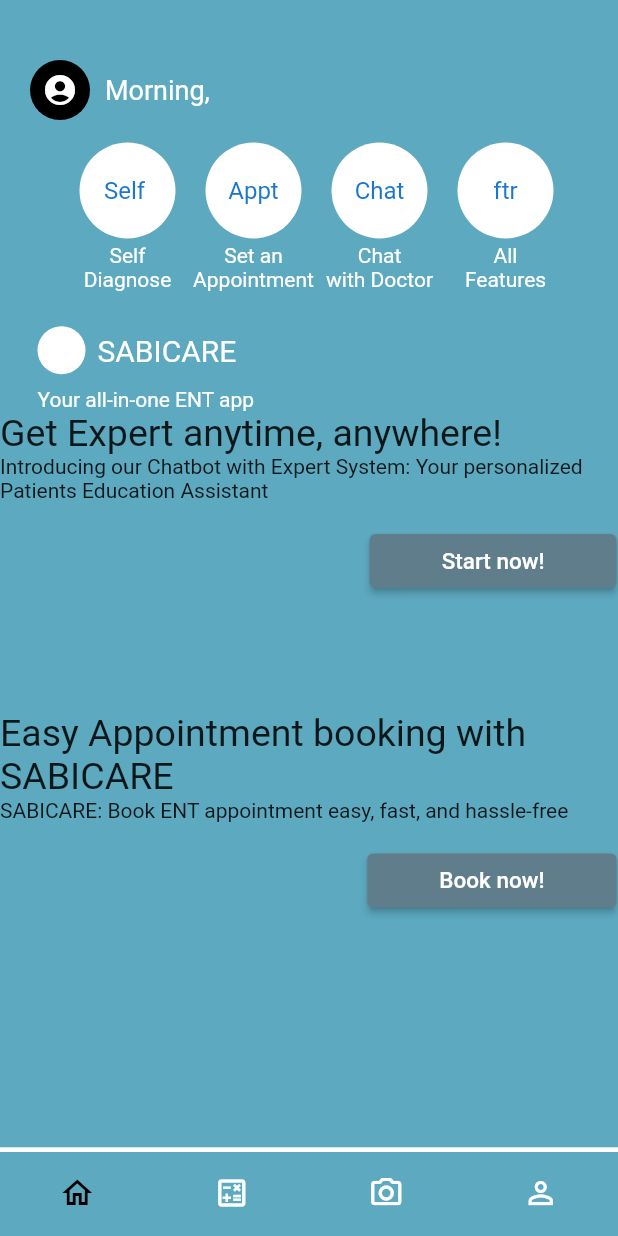
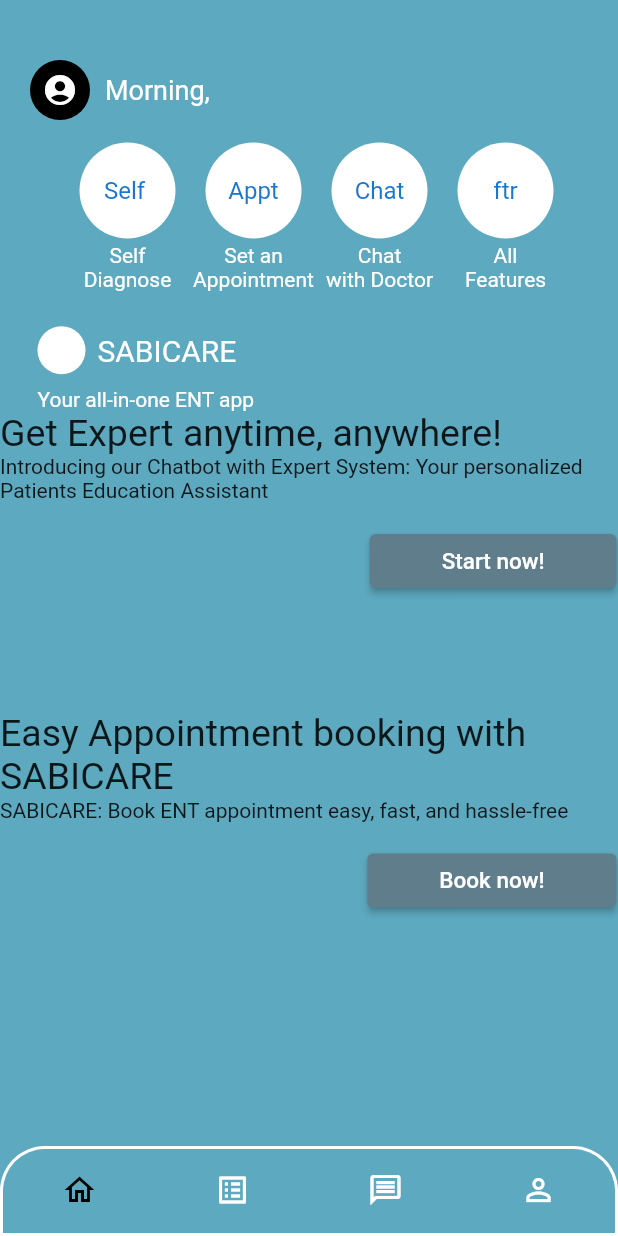
Before and after one commit to akatokurojp/SabiCare, a Flutter app: the screen it shows after launch, on a phone screen of 412 x 824 dp. Run offline on Flutter 3.47's test engine with Material 2 defaults, Android fonts, the phone set to English and light mode, and no system bars; our stand-ins replace cloud_firestore, firebase_auth, firebase_core, get, google_fonts, local_auth and 2 more; missing offline and left inert: lit_ui_kit; accounts and stored records are empty; Roboto replaces fonts that are missing (quicksand).

Commit message:
Bottom Page FIxed Hooray

```diff
--- a/lib/bottom.dart
+++ b/lib/bottom.dart
@@ -1,4 +1,5 @@
 import 'package:flutter/material.dart';
+import 'package:sabicare/Login.dart';
 import 'package:sabicare/home.dart';
 
 class BottomPage extends StatefulWidget {
@@ -19,6 +20,7 @@ class _BottomPageState extends State<BottomPage> {
 
   final List<Widget> _pages = [
     HomePage(),
+    LoginPage(),
   ];
   @override
   Widget build(BuildContext context) {
@@ -26,13 +28,16 @@ class _BottomPageState extends State<BottomPage> {
       body: _pages[_selectedIndex],
       bottomNavigationBar: Container(
         decoration: BoxDecoration(
-          borderRadius: BorderRadius.circular(0.1),
-          border: Border(
-            top: BorderSide(
-              color: Colors.white,
-              width: 3.0,
+          border: Border.all(color: Colors.white, width: 2),
+          borderRadius: BorderRadius.only(
+            topRight: Radius.circular(30),
+            topLeft: Radius.circular(30),
           ),
         ),
+        child: ClipRRect(
+          borderRadius: BorderRadius.only(
+            topLeft: Radius.circular(30.0),
+            topRight: Radius.circular(30.0),
           ),
           child: BottomNavigationBar(
             selectedItemColor: Colors.black,
@@ -48,14 +53,15 @@ class _BottomPageState extends State<BottomPage> {
               BottomNavigationBarItem(
                   icon: Icon(Icons.home_outlined), label: 'Home'),
               BottomNavigationBarItem(
-                icon: Icon(Icons.calculate_outlined), label: 'Home'),
+                  icon: Icon(Icons.list_alt_outlined), label: 'Home'),
               BottomNavigationBarItem(
-                icon: Icon(Icons.camera_alt_outlined), label: 'Home'),
+                  icon: Icon(Icons.message_outlined), label: 'Home'),
               BottomNavigationBarItem(
                   icon: Icon(Icons.person_outline), label: 'Home'),
             ],
           ),
         ),
+      ),
     );
   }
 }
--- a/lib/main.dart
+++ b/lib/main.dart
@@ -23,7 +23,8 @@ class MyApp extends StatelessWidget {
       title: '',
       debugShowCheckedModeBanner: false,
       theme: ThemeData(
-        primarySwatch: Colors.blue,
+        // primarySwatch: Colors.blue
+        canvasColor: Color.fromARGB(255, 93, 169, 192),
       ),
       home: BottomPage(),
     );
```
Lines whose indentation alone changed are shown as unchanged.
